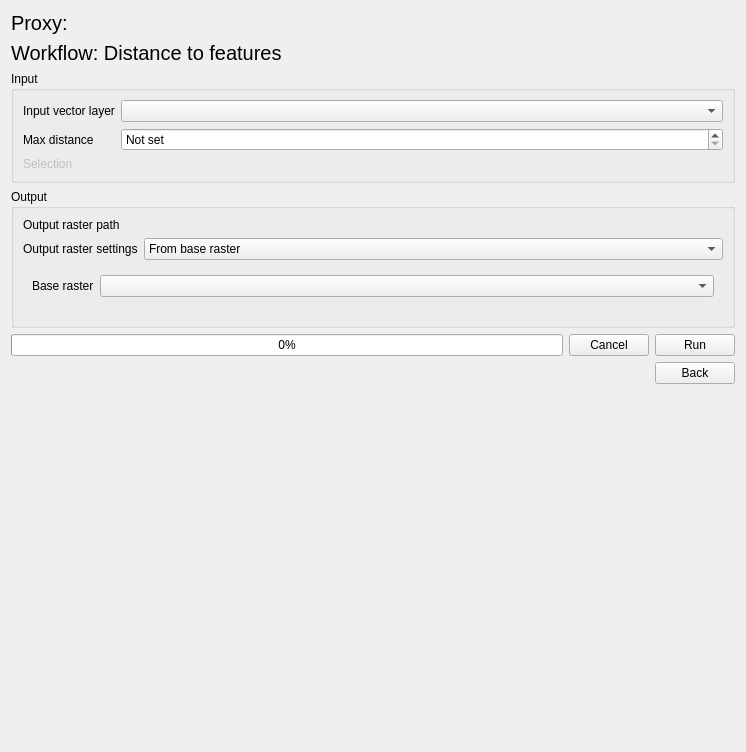
First picture: the form in eis_qgis_plugin/resources/ui/mineral_proxies/proxy_workflow1_dist_to_features.ui, repository GispoCoding/eis_qgis_plugin, before the edit.
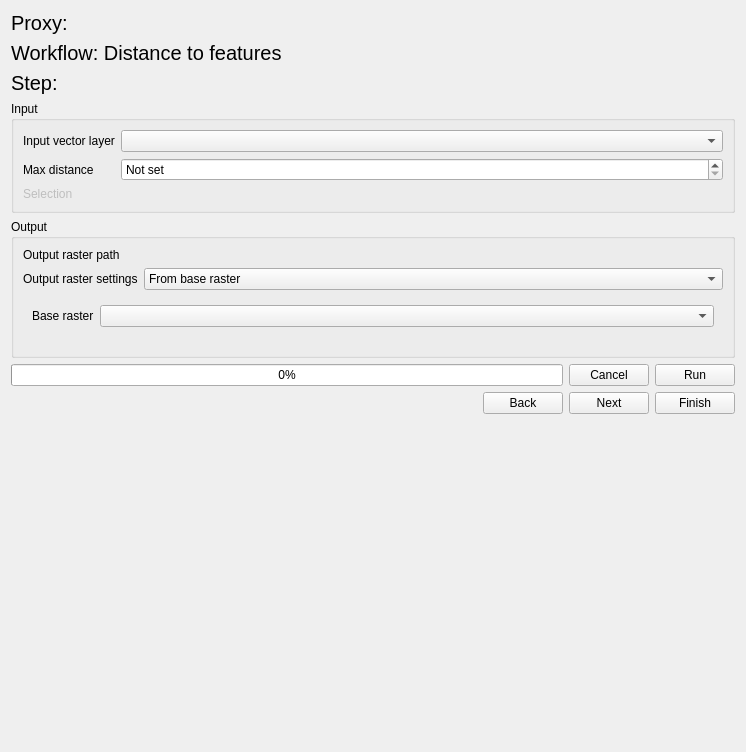
Second picture: the form after the edit. Custom widgets are drawn as their Qt base class.

Commit message: refactor(wizard-proxies): Restructure mineral proxy processing workflows into own files, increase use of base class

What changed in the file:
```diff
--- a/eis_qgis_plugin/resources/ui/mineral_proxies/proxy_workflow1_dist_to_features.ui
+++ b/eis_qgis_plugin/resources/ui/mineral_proxies/proxy_workflow1_dist_to_features.ui
@@ -41,6 +41,18 @@
      </property>
     </widget>
    </item>
+   <item>
+    <widget class="QLabel" name="process_step_label">
+     <property name="font">
+      <font>
+       <pointsize>15</pointsize>
+      </font>
+     </property>
+     <property name="text">
+      <string>Step: </string>
+     </property>
+    </widget>
+   </item>
    <item>
     <widget class="QGroupBox" name="input_box">
      <property name="title">
@@ -290,6 +302,20 @@
        </property>
       </widget>
      </item>
+     <item>
+      <widget class="QPushButton" name="next_btn">
+       <property name="text">
+        <string>Next</string>
+       </property>
+      </widget>
+     </item>
+     <item>
+      <widget class="QPushButton" name="finish_btn">
+       <property name="text">
+        <string>Finish</string>
+       </property>
+      </widget>
+     </item>
     </layout>
    </item>
    <item>
```
Left out of the diff: 2 changed lines with no effect on the pictures. The commit also changes 8 other files.
